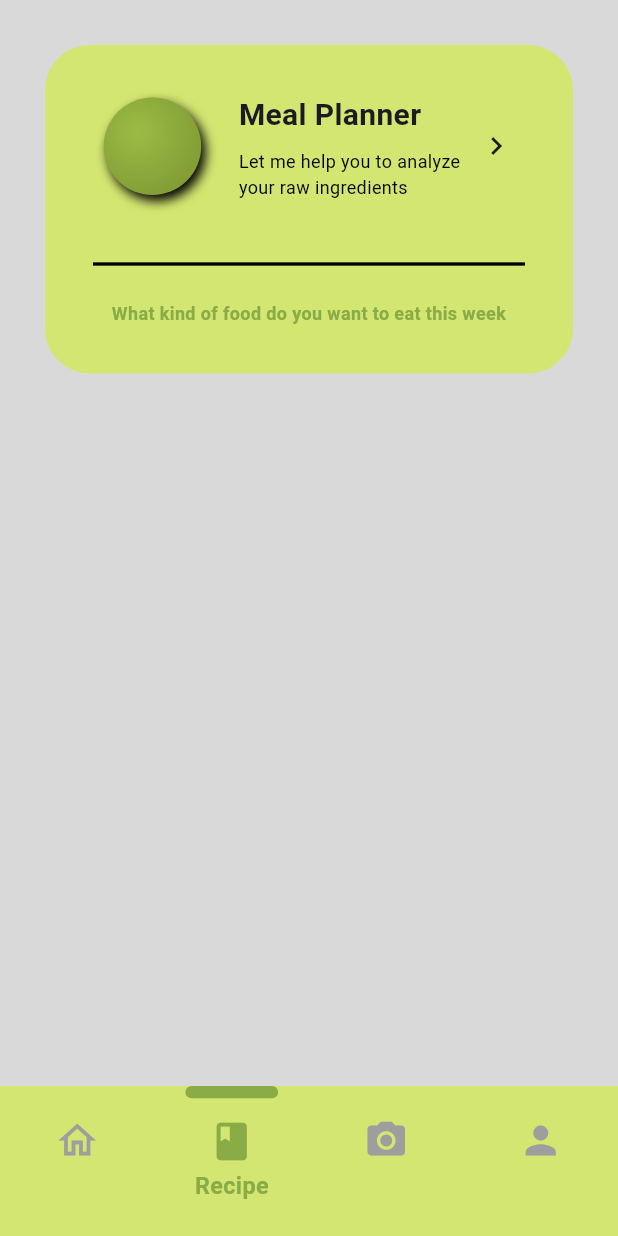
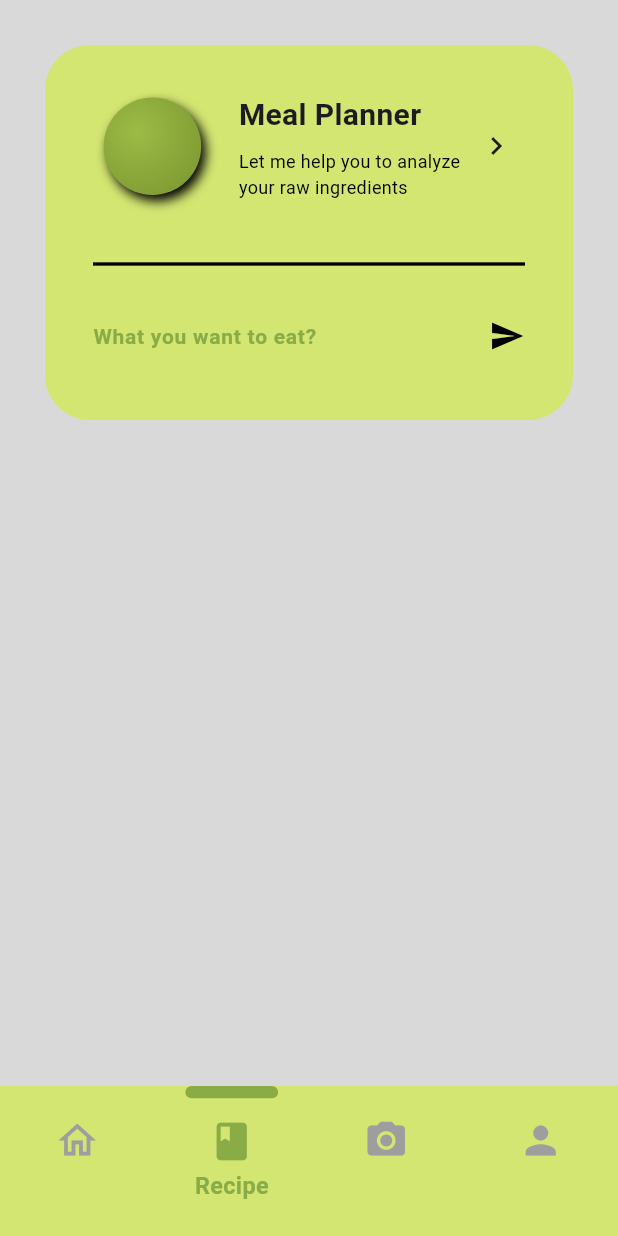
Before and after one commit to RasonYudha4/nutrical, a Flutter app: the LandingScreen screen opened directly, item 2 of the bottom bar chosen, on a phone screen of 412 x 824 dp. Run offline on Flutter 3.47's test engine with Material 3 defaults, Android fonts, the phone set to English and light mode, and no system bars; our stand-ins replace bloc, cloud_firestore, equatable, firebase_auth, firebase_core, flutter_bloc and 4 more; missing offline and left inert: flow_builder, gpt_markdown; accounts and stored records are empty.

Commit message:
Enable the recipe generation for one week
Migrating the content from hardcode to fetching from database

```diff
--- a/lib/blocs/recipe/recipe_event.dart
+++ b/lib/blocs/recipe/recipe_event.dart
@@ -12,3 +12,5 @@ class LoadRecipeById extends RecipeEvent {
 
   const LoadRecipeById(this.id);
 }
+
+class LoadRecipeNames extends RecipeEvent {}
--- a/lib/blocs/recipe/recipe_state.dart
+++ b/lib/blocs/recipe/recipe_state.dart
@@ -15,10 +15,22 @@ class RecipeLoaded extends RecipeState {
   final Recipe recipe;
 
   const RecipeLoaded(this.recipe);
+
+  @override
+  List<Object> get props => [recipe];
+}
+
+class RecipeNamesLoaded extends RecipeState {
+  final List<RecipeInfo> recipeList;
+
+  const RecipeNamesLoaded(this.recipeList);
 }
 
 class RecipeError extends RecipeState {
   final String message;
 
   const RecipeError(this.message);
+
+  @override
+  List<Object> get props => [message];
 }
--- /dev/null
+++ b/lib/data/models/recipe_info.dart
@@ -0,0 +1,6 @@
+class RecipeInfo {
+  final String uid;
+  final String name;
+
+  RecipeInfo({required this.uid, required this.name});
+}
--- a/lib/views/pages/landing_screen.dart
+++ b/lib/views/pages/landing_screen.dart
@@ -1,8 +1,6 @@
 import 'package:flutter/material.dart';
 import 'package:flutter_bloc/flutter_bloc.dart';
 
-import '../../blocs/meal/meal_bloc.dart';
-import '../../blocs/recipe/recipe_bloc.dart';
 import 'analyze/analyze_page.dart';
 import 'home/home_page.dart';
 import 'recipe/recipe_page.dart';
@@ -27,13 +25,7 @@ class LandingScreenState extends State<LandingScreen> {
           if (state.navbarItem == NavbarItem.home) {
             return HomePage();
           } else if (state.navbarItem == NavbarItem.recipe) {
-            return MultiBlocProvider(
-              providers: [
-                BlocProvider(create: (_) => MealBloc()),
-                BlocProvider(create: (_) => RecipeBloc()),
-              ],
-              child: RecipePage(),
-            );
+            return RecipePage();
           } else if (state.navbarItem == NavbarItem.analyze) {
             return AnalyzePage();
           } else if (state.navbarItem == NavbarItem.profile) {
--- a/lib/views/pages/recipe/recipe_page.dart
+++ b/lib/views/pages/recipe/recipe_page.dart
@@ -3,6 +3,7 @@ import 'package:flutter_bloc/flutter_bloc.dart';
 
 import '../../../blocs/auth/auth_bloc.dart';
 import '../../../blocs/meal/meal_bloc.dart';
+import '../../../blocs/recipe/recipe_bloc.dart';
 import '../../../data/models/meal_plan.dart';
 import '../../widgets/recipe/meal_day_section.dart';
 import '../../widgets/recipe/meal_planner_card.dart';
@@ -20,26 +21,56 @@ class _RecipePageState extends State<RecipePage> {
     final user = context.select((AuthBloc bloc) => bloc.state.user);
     return Scaffold(
       backgroundColor: const Color(0xFFD9D9D9),
-      body: BlocProvider(
-        create: (context) {
-          final bloc = MealBloc();
-          bloc.add(LoadMealPlan(user.id));
-          return bloc;
-        },
+      body: MultiBlocProvider(
+        providers: [
+          BlocProvider(
+            create: (context) {
+              final bloc = MealBloc();
+              bloc.add(LoadMealPlan(user.id));
+              return bloc;
+            },
+          ),
+          BlocProvider(
+            create: (context) {
+              final bloc = RecipeBloc();
+              bloc.add(LoadRecipeNames());
+              return bloc;
+            },
+          ),
+        ],
         child: SingleChildScrollView(
           child: Padding(
             padding: const EdgeInsets.symmetric(horizontal: 30, vertical: 30),
             child: Column(
               crossAxisAlignment: CrossAxisAlignment.start,
               children: [
-                const MealPlannerCard(),
+                BlocBuilder<RecipeBloc, RecipeState>(
+                  builder: (context, state) {
+                    if (state is RecipeNamesLoaded) {
+                      state.recipeList.forEach((recipe) {
+                        print(
+                          'Recipe UID: ${recipe.uid}, Name: ${recipe.name}',
+                        );
+                      });
+                      return MealPlannerCard(
+                        isEnabled: true,
+                        recipeInfo: state.recipeList,
+                      );
+                    } else {
+                      return const MealPlannerCard(
+                        isEnabled: false,
+                        recipeInfo: [],
+                      );
+                    }
+                  },
+                ),
                 const SizedBox(height: 55),
                 BlocBuilder<MealBloc, MealState>(
                   builder: (context, state) {
                     if (state is MealLoading) {
                       return const Center(child: CircularProgressIndicator());
                     } else if (state is MealError) {
-                      return Center(child: Text('Error: ${state.message}'));
+                      return Center(child: Text('Error: //${state.message}'));
                     } else if (state is MealPlanLoaded) {
                       return _buildMealPlanContent(context, state.mealPlan);
                     } else {
--- a/lib/views/widgets/recipe/meal_planner_card.dart
+++ b/lib/views/widgets/recipe/meal_planner_card.dart
@@ -1,8 +1,70 @@
 import 'package:flutter/material.dart';
+import 'package:flutter_gemini/flutter_gemini.dart';
 import '../../../../views/pages/recipe/meal_planner_page.dart';
+import '../../../data/models/recipe_info.dart';
 
-class MealPlannerCard extends StatelessWidget {
-  const MealPlannerCard({super.key});
+class MealPlannerCard extends StatefulWidget {
+  final bool isEnabled;
+  final List<RecipeInfo> recipeInfo;
+
+  const MealPlannerCard({
+    super.key,
+    required this.isEnabled,
+    required this.recipeInfo,
+  });
+
+  @override
+  MealPlannerCardState createState() => MealPlannerCardState();
+}
+
+class MealPlannerCardState extends State<MealPlannerCard> {
+  late TextEditingController _meatRecipeController;
+
+  @override
+  void initState() {
+    super.initState();
+    _meatRecipeController = TextEditingController();
+  }
+
+  @override
+  void dispose() {
+    _meatRecipeController.dispose();
+    super.dispose();
+  }
+
+  void _generateMealPlan() async {
+    final inputText = _meatRecipeController.text.trim();
+    if (inputText.isEmpty) return;
+
+    final recipeList = widget.recipeInfo
+        .map((r) => '- ${r.name} (uid: ${r.uid})')
+        .join('\n');
+
+    final promptText = '''
+      Here’s a list of existing meals:
+      $recipeList
+
+      Based on the user's request: "$inputText", recommend meals for the week (breakfast, lunch, dinner for each day from Monday to Sunday).
+
+      Use ONLY the UIDs from the list above when suggesting meals.
+
+      Respond strictly in this format:
+
+      {
+        "days": [
+          { "day": 1, "breakfast": "recipe_uid", "lunch": "recipe_uid", "dinner": "recipe_uid" },
+          ...
+          { "day": 7, "breakfast": "recipe_uid", "lunch": "recipe_uid", "dinner": "recipe_uid" }
+        ]
+      }
+    ''';
+
+    final parts = [Part.text(promptText)];
+
+    final gemini = Gemini.instance;
+    final response = await gemini.prompt(parts: parts);
+    print(response?.output);
+  }
 
   @override
   Widget build(BuildContext context) {
@@ -43,10 +105,7 @@ class MealPlannerCard extends StatelessWidget {
                     decoration: const BoxDecoration(
                       shape: BoxShape.circle,
                       gradient: RadialGradient(
-                        colors: [
-                          Color(0xFF9BBB45), // Lighter center
-                          Color(0xFF7A9530), // Darker edge
-                        ],
+                        colors: [Color(0xFF9BBB45), Color(0xFF7A9530)],
                         center: Alignment(-0.3, -0.3),
                         radius: 0.9,
                       ),
@@ -54,18 +113,18 @@ class MealPlannerCard extends StatelessWidget {
                   ),
                 ),
                 const SizedBox(width: 25),
-                const Column(
+                Column(
                   crossAxisAlignment: CrossAxisAlignment.start,
                   children: [
                     Text(
                       'Meal Planner',
-                      style: TextStyle(
+                      style: const TextStyle(
                         fontSize: 20,
                         fontWeight: FontWeight.bold,
                       ),
                     ),
-                    SizedBox(height: 8),
-                    Text(
+                    const SizedBox(height: 8),
+                    const Text(
                       'Let me help you to analyze\nyour raw ingredients',
                       style: TextStyle(
                         fontSize: 12,
@@ -83,16 +142,32 @@ class MealPlannerCard extends StatelessWidget {
             const Divider(thickness: 2.2, color: Colors.black),
             const SizedBox(height: 16),
             Row(
+              mainAxisAlignment: MainAxisAlignment.spaceBetween,
               children: [
-                const Expanded(
-                  child: Text(
-                    'What kind of food do you want to eat this week',
-                    textAlign: TextAlign.center,
-                    style: TextStyle(
-                      fontSize: 12,
-                      fontWeight: FontWeight.bold,
-                      color: Color(0xFF89AC46),
+                Expanded(
+                  child: TextField(
+                    controller: _meatRecipeController,
+                    decoration: InputDecoration(
+                      hintText: 'What you want to eat?',
+                      border: InputBorder.none,
+                      hintStyle: TextStyle(
+                        fontSize: 14,
+                        fontWeight: FontWeight.bold,
+                        color: Color(0xFF89AC46),
+                      ),
                     ),
+                  ),
+                ),
+                GestureDetector(
+                  onTap:
+                      widget.isEnabled
+                          ? () {
+                            _generateMealPlan();
+                          }
+                          : null,
+                  child: Icon(
+                    Icons.send,
+                    color: widget.isEnabled ? Colors.black : Colors.grey,
                   ),
                 ),
               ],
```
Also changed, not shown: lib/blocs/home/home_bloc.dart (added, +31 -0 lines), lib/blocs/home/home_event.dart (added, +10 -0 lines), lib/blocs/home/home_state.dart (added, +24 -0 lines), lib/blocs/recipe/recipe_bloc.dart (+15 -0 lines), lib/data/models/content.dart (added, +25 -0 lines), lib/data/repositories/content_repo.dart (added, +25 -0 lines), lib/data/repositories/recipe_repo.dart (+27 -0 lines), lib/views/pages/home/home_page.dart (+31 -30 lines), lib/views/pages/profile/profile_page.dart (+29 -12 lines).
